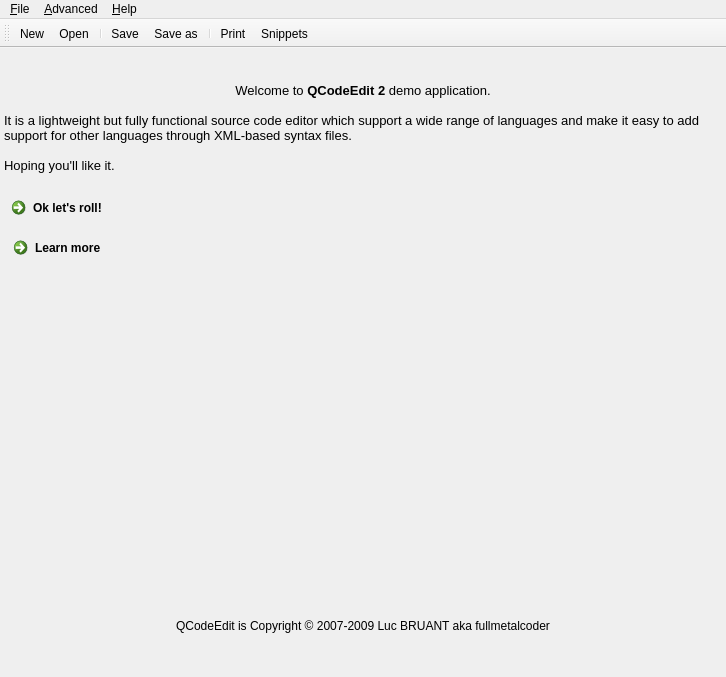
Before: the Qt Designer form ext/qcodeedit/example/window.ui in phoenix741/xinx, drawn with Qt 5.
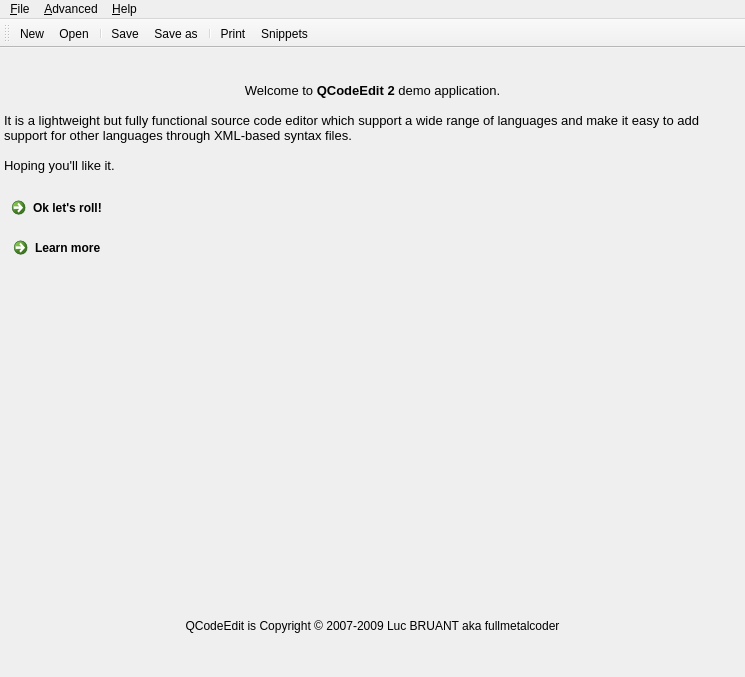
After: the same form once the commit is applied. Icons and pictures are not drawn. Custom widgets are drawn as their Qt base class.

The edit to the form file:
```diff
--- a/ext/qcodeedit/example/window.ui
+++ b/ext/qcodeedit/example/window.ui
@@ -5,7 +5,7 @@
    <rect>
     <x>0</x>
     <y>0</y>
-    <width>726</width>
+    <width>745</width>
     <height>677</height>
    </rect>
   </property>
@@ -631,8 +631,8 @@
     <rect>
      <x>0</x>
      <y>0</y>
-     <width>726</width>
-     <height>22</height>
+     <width>745</width>
+     <height>29</height>
     </rect>
    </property>
    <widget class="QMenu" name="menu_File" >
```
Left out of the diff: 3 changed lines with no effect on the pictures.
